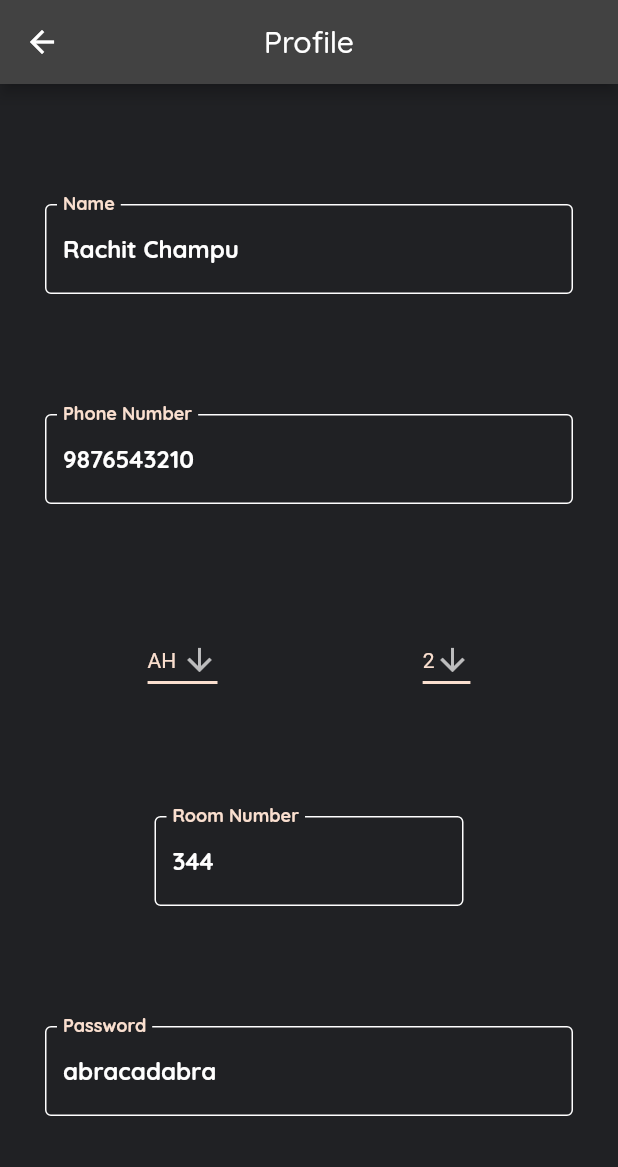
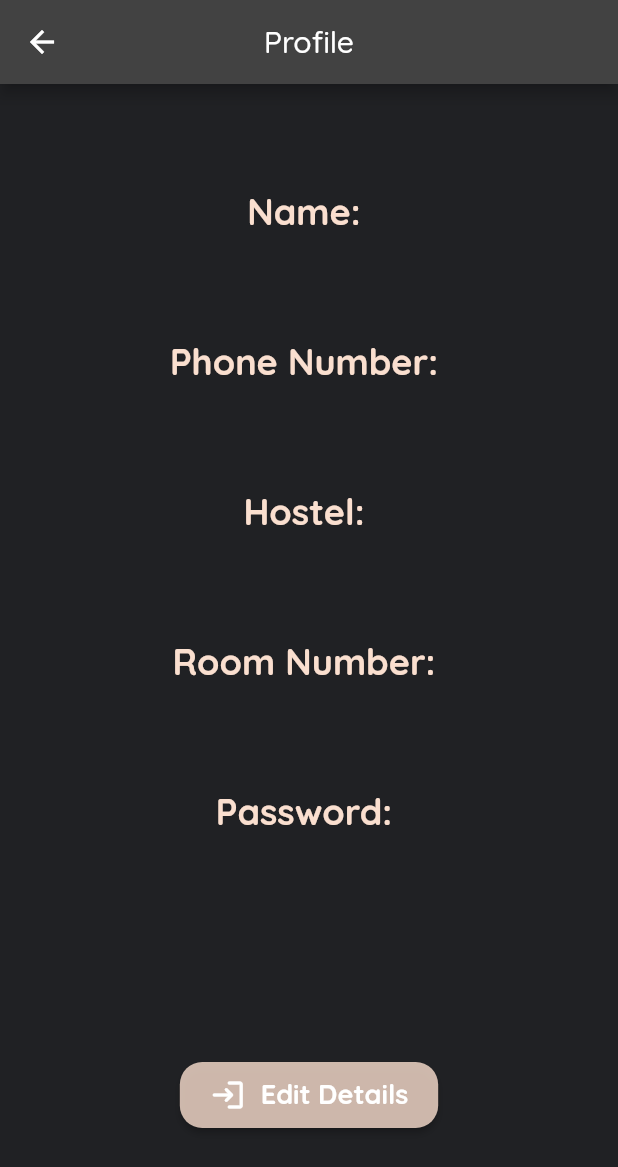
Before and after one commit to Maverick-Wolf/bfg, a Flutter app: the Profile screen opened by its route, on a phone screen of 412 x 824 dp. Shown: the top 1167 px of the screen. Run offline on Flutter 3.47's test engine with Material 2 defaults, Android fonts, the phone set to English and light mode, and no system bars; our stand-ins replace cloud_firestore, firebase_auth, firebase_core, glassmorphism; accounts and stored records are empty.

Commit message:
fetched details to profile page

```diff
--- a/lib/screens/user/profile.dart
+++ b/lib/screens/user/profile.dart
@@ -1,5 +1,7 @@
 import 'package:bfg/widgets/drawer.dart';
 import 'package:bfg/theme.dart';
+import 'package:cloud_firestore/cloud_firestore.dart';
+import 'package:firebase_auth/firebase_auth.dart';
 import 'package:flutter/material.dart';
 
 class Profile extends StatefulWidget {
@@ -14,9 +16,15 @@ class _ProfileState extends State<Profile> {
   OurTheme _theme = OurTheme();
   String hostelDropdown1 = 'AH ';
   String hostelDropdown2 = '2';
+  late CollectionReference users;
+  final FirebaseAuth _auth = FirebaseAuth.instance;
+  User? _user;
 
   @override
   Widget build(BuildContext context) {
+    _user = _auth.currentUser;
+    users = FirebaseFirestore.instance.collection('users');
+    // fetchDataFromFirestore();
     return GestureDetector(
       onTap: () => FocusScope.of(context).unfocus(),
       child: Scaffold(
@@ -31,22 +39,34 @@ class _ProfileState extends State<Profile> {
                 hasScrollBody: false,
                 child: Padding(
                   padding: const EdgeInsets.fromLTRB(30.0, 0.0, 30.0, 0.0),
-                  child: Column(
+                  child: FutureBuilder<DocumentSnapshot>(
+                    future: users.doc(_user!.uid).get(),
+                    builder: (BuildContext context, AsyncSnapshot<DocumentSnapshot> snapshot) {
+                      if (snapshot.hasError) {
+                        return Text("Something went wrong");
+                      }
+                      if (snapshot.hasData && !snapshot.data!.exists) {
+                        return Text("Document does not exist");
+                      }
+                      if (snapshot.connectionState == ConnectionState.done) {
+                        Map<String, dynamic> data = snapshot.data!.data() as Map<String, dynamic>;
+                        return Column(
                           mainAxisAlignment: MainAxisAlignment.spaceEvenly,
-                    crossAxisAlignment: CrossAxisAlignment.start,
+                          crossAxisAlignment: CrossAxisAlignment.center,
                           children: [
-                      _buildTextFormField("Name", "Rachit Champu"),
-                      _buildTextFormField("Phone Number", "9876543210"),
-                      _buildDropdownRow(),
-                      Center(
-                        child: Container(
-                          width: MediaQuery.of(context).size.width / 2,
-                          child: _buildTextFormField("Room Number", "344"),
-                        ),
-                      ),
-                      _buildTextFormField("Password", "abracadabra"),
+                            _buildRichText("Name", data['name']),
+                            _buildRichText("Phone Number", data['phone_number']),
+                            _buildRichText("Hostel", data['hostel']),
+                            _buildRichText("Room Number", data['room_number']),
+                            _buildRichText("Password", data['password']),
+                            SizedBox(height: 10,),
+                            _buildEditButton(),
                           ],
-                  ),
+                        );
+                      }
+                      return Text("loading");
+                    },
+                  )
                 ),
               ),
             ],
@@ -54,80 +74,56 @@ class _ProfileState extends State<Profile> {
       ),
     );
   }
-  Widget _buildTextFormField(String label, String _initialValue) {
-    return TextFormField(
-      decoration: InputDecoration(
-        border: const OutlineInputBorder(),
-        labelText: label,
-        labelStyle: TextStyle(color: _theme.secondaryColor),
-        enabledBorder: OutlineInputBorder(
-            borderSide:
-            BorderSide(color: _theme.tertiaryColor)),
-        focusedBorder: OutlineInputBorder(
-            borderSide: BorderSide(
-                color: _theme.secondaryColor, width: 1.3)),
-      ),
-      initialValue: _initialValue,
-      cursorColor: _theme.secondaryColor,
+
+  Widget _buildRichText(String title, String text) {
+    return RichText(
+      text: TextSpan(
+          text: title + ": ",
           style: TextStyle(
+              color: _theme.secondaryColor,
+              fontSize: 24.0,
               fontFamily: _theme.font,
-        fontWeight: FontWeight.bold,
-      ),
-      keyboardType: TextInputType.name,
+              fontWeight: FontWeight.w800),
+          children: <TextSpan>[
+            TextSpan(
+                text: text,
+                style: TextStyle(
+                    color: _theme.tertiaryColor,
+                    fontFamily: _theme.font,
+                    fontWeight: FontWeight.w800)),
+          ]),
     );
   }
 
-  Widget _buildDropdownRow() {
-    return Row(
-      mainAxisAlignment: MainAxisAlignment.spaceAround,
+  Widget _buildEditButton() {
+    return Center(
+      child: ElevatedButton(
+        onPressed: (){
+          FocusScope.of(context).unfocus();
+          Navigator.pushReplacementNamed(context, '/enterDetails');
+        },
+        style: ElevatedButton.styleFrom(
+            primary: _theme.secondaryColor.withOpacity(0.8),
+            padding: const EdgeInsets.symmetric(horizontal: 20, vertical: 10),
+            shape: RoundedRectangleBorder(
+              borderRadius: BorderRadius.circular(15),
+            )
+        ),
+        child: Wrap(
           children: [
-        DropdownButton<String>(
-          value: hostelDropdown1,
-          icon: const Icon(Icons.arrow_downward),
-          iconSize: 24,
-          elevation: 16,
-          style: TextStyle(color: _theme.secondaryColor),
-          underline: Container(
-            height: 2,
-            color: _theme.secondaryColor,
+            const Icon(Icons.login_rounded),
+            const SizedBox(width: 10.0,),
+            Text(
+              "Edit Details",
+              style: TextStyle(
+                  fontSize: 18.0,
+                  fontFamily: _theme.font,
+                  fontWeight: FontWeight.bold
               ),
-          onChanged: (String? newValue) {
-            setState(() {
-              hostelDropdown1 = newValue!;
-            });
-          },
-          items: <String>['AH ', 'CH ', 'DH ']
-              .map<DropdownMenuItem<String>>((String value) {
-            return DropdownMenuItem<String>(
-              value: value,
-              child: Text(value),
-            );
-          }).toList(),
+            )
+          ],
         ),
-        DropdownButton<String>(
-          value: hostelDropdown2,
-          icon: const Icon(Icons.arrow_downward),
-          iconSize: 24,
-          elevation: 16,
-          style: TextStyle(color: _theme.secondaryColor),
-          underline: Container(
-            height: 2,
-            color: _theme.secondaryColor,
       ),
-          onChanged: (String? newValue) {
-            setState(() {
-              hostelDropdown2 = newValue!;
-            });
-          },
-          items: <String>['1', '2', '3', '4', '5', '6', '7', '8', '9']
-              .map<DropdownMenuItem<String>>((String value) {
-            return DropdownMenuItem<String>(
-              value: value,
-              child: Text(value),
-            );
-          }).toList(),
-        ),
-      ],
     );
   }
 }
```
Lines whose indentation alone changed are shown as unchanged.
